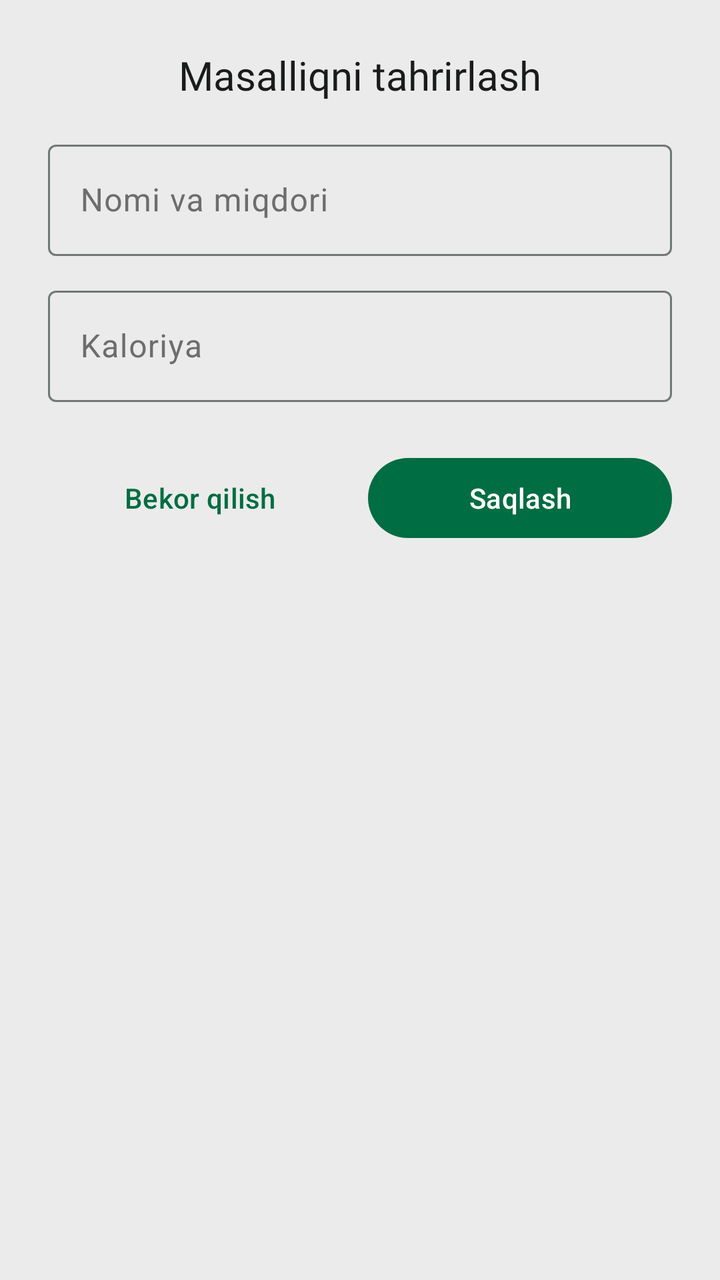
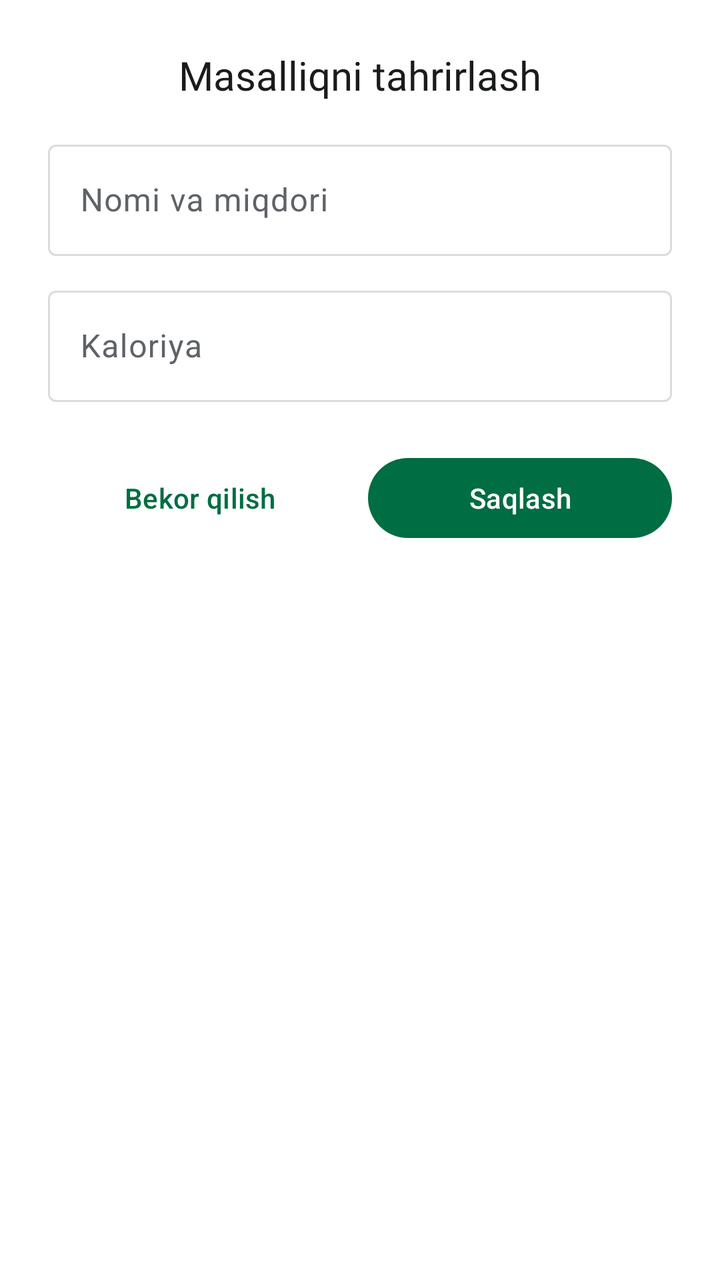

Screens rendered from an Android XML layout before and after an edit, with the pre-edit source and the edit as a unified diff.
<!-- AndroidManifest.xml: application theme Theme.Ozamiz -->
<!-- res/layout/dialog_edit_ingredient.xml -->
<?xml version="1.0" encoding="utf-8"?>
<LinearLayout xmlns:android="http://schemas.android.com/apk/res/android"
    xmlns:app="http://schemas.android.com/apk/res-auto"
    android:layout_width="match_parent"
    android:layout_height="wrap_content"
    android:orientation="vertical"
    android:padding="24dp"
    android:background="?colorSurfaceContainer">

    <TextView
        style="@style/Title2_20"
        android:layout_width="wrap_content"
        android:layout_height="wrap_content"
        android:layout_gravity="center"
        android:layout_marginBottom="16dp"
        android:text="Masalliqni tahrirlash"
        android:textColor="?colorOnSurface" />

    <com.google.android.material.textfield.TextInputLayout
        android:id="@+id/inputLayout_ingredient_name"
        style="@style/Widget.Material3.TextInputLayout.OutlinedBox"
        android:layout_width="match_parent"
        android:layout_height="wrap_content"
        android:hint="Nomi va miqdori">

        <com.google.android.material.textfield.TextInputEditText
            android:id="@+id/editText_ingredient_name"
            android:layout_width="match_parent"
            android:layout_height="wrap_content"
            android:inputType="text" />
    </com.google.android.material.textfield.TextInputLayout>

    <com.google.android.material.textfield.TextInputLayout
        android:id="@+id/inputLayout_ingredient_calories"
        style="@style/Widget.Material3.TextInputLayout.OutlinedBox"
        android:layout_width="match_parent"
        android:layout_height="wrap_content"
        android:layout_marginTop="12dp"
        android:hint="Kaloriya">

        <com.google.android.material.textfield.TextInputEditText
            android:id="@+id/editText_ingredient_calories"
            android:layout_width="match_parent"
            android:layout_height="wrap_content"
            android:inputType="number" />
    </com.google.android.material.textfield.TextInputLayout>

    <LinearLayout
        android:layout_width="match_parent"
        android:layout_height="wrap_content"
        android:layout_marginTop="24dp"
        android:orientation="horizontal">

        <com.google.android.material.button.MaterialButton
            android:id="@+id/button_cancel"
            style="@style/Widget.Material3.Button.TextButton"
            android:layout_width="0dp"
            android:layout_height="wrap_content"
            android:layout_weight="1"
            android:text="@string/cancel" />

        <com.google.android.material.button.MaterialButton
            android:id="@+id/button_save"
            android:layout_width="0dp"
            android:layout_height="wrap_content"
            android:layout_marginStart="8dp"
            android:layout_weight="1"
            android:text="@string/save" />
    </LinearLayout>

</LinearLayout>
<!-- resources referenced by this layout -->
<resources>
  <style name="Base.Ozamiz" parent="Theme.Material3.Light.NoActionBar">
          <item name="backgroundColor">@color/md_theme_light_surfaceContainer</item>
          <item name="android:windowBackground">@color/md_theme_light_surfaceContainer</item>
          <item name="android:statusBarColor">@color/md_theme_light_surfaceContainer</item>
          <item name="android:windowLightStatusBar">true</item>
  
          <item name="colorPrimary">@color/md_theme_light_primary</item>
          <item name="colorOnPrimary">@color/md_theme_light_onPrimary</item>
          <item name="colorPrimaryContainer">@color/md_theme_light_primaryContainer</item>
          <item name="colorOnPrimaryContainer">@color/md_theme_light_onPrimaryContainer</item>
  
          <item name="colorSecondary">@color/md_theme_light_secondary</item>
          <item name="colorOnSecondary">@color/md_theme_light_onSecondary</item>
          <item name="colorSecondaryContainer">@color/md_theme_light_secondaryContainer</item>
          <item name="colorOnSecondaryContainer">@color/md_theme_light_onSecondaryContainer</item>
  
          
          <item name="colorTertiary">@color/md_theme_light_tertiary</item>
          <item name="colorOnTertiary">@color/md_theme_light_onTertiary</item>
          <item name="colorTertiaryContainer">@color/md_theme_light_tertiaryContainer</item>
          <item name="colorOnTertiaryContainer">@color/md_theme_light_onTertiaryContainer</item>
  
          
          <item name="colorError">@color/md_theme_light_error</item>
          <item name="colorOnError">@color/md_theme_light_onError</item>
          <item name="colorErrorContainer">@color/md_theme_light_errorContainer</item>
          <item name="colorOnErrorContainer">@color/md_theme_light_onErrorContainer</item>
  
          <item name="colorSurface">@color/md_theme_light_surface</item>
          <item name="colorOnSurface">@color/md_theme_light_onSurface</item>
          <item name="colorSurfaceVariant">@color/md_theme_light_surfaceVariant</item>
          <item name="colorOnSurfaceVariant">#6D6D6D</item>
          <item name="colorOutline">@color/md_theme_light_outline</item>
          <item name="colorOutlineVariant">#C2C8C2</item>
  
          
          <item name="colorSurfaceContainerLowest">@color/md_theme_light_surfaceContainerLowest</item>
          <item name="colorSurfaceContainerLow">@color/md_theme_light_surfaceContainerLow</item>
          <item name="colorSurfaceContainer">@color/md_theme_light_surfaceContainer</item>
          <item name="colorSurfaceContainerHigh">@color/md_theme_light_surfaceContainerHigh</item>
          <item name="colorSurfaceContainerHighest">@color/md_theme_light_surfaceContainerHighest</item>
  
          
          <item name="colorSurfaceInverse">#2E312F</item>
          <item name="colorOnSurfaceInverse">#F0F5F1</item>
  
          
          <item name="contentScrim">#000000</item>
          <item name="android:shadowColor">#006D42</item>
  
          
          <item name="customGreen">#006D42</item>
          <item name="customYellow">#FFB116</item>
      </style>
  <color name="md_theme_light_surfaceContainer">#EBEBEB</color>
  <color name="md_theme_light_primaryContainer">#96F7B8</color>
  <color name="md_theme_light_secondaryContainer">#D2E8D4</color>
  <color name="md_theme_light_onSecondaryContainer">#0D1F13</color>
  <color name="md_theme_light_tertiary">#3A646F</color>
  <color name="md_theme_light_onTertiary">#FFFFFF</color>
  <color name="md_theme_light_tertiaryContainer">#BEEAF7</color>
  <color name="md_theme_light_onTertiaryContainer">#001F25</color>
  <color name="md_theme_light_errorContainer">#FFDAD6</color>
  <color name="md_theme_light_onErrorContainer">#410002</color>
  <color name="md_theme_light_surface">#FBFDF9</color>
  <color name="md_theme_light_surfaceVariant">#DBE5DD</color>
  <color name="md_theme_light_outline">#707973</color>
  <color name="md_theme_light_surfaceContainerLow">#F8F8F8</color>
  <color name="md_theme_light_surfaceContainerHigh">#F1F1F1</color>
  <color name="md_theme_light_surfaceContainerHighest">#E6E6E6</color>
  <!-- unchanged entries left out for length: 13 -->
</resources>

<!-- the commit's change to res/layout/dialog_edit_ingredient.xml (unified diff, before → after) -->
@@ -5,7 +5,7 @@
     android:layout_height="wrap_content"
     android:orientation="vertical"
     android:padding="24dp"
-    android:background="?colorSurfaceContainer">
+    android:background="?colorSurfaceContainerLowest">
 
     <TextView
         style="@style/Title2_20"
<!-- resource entries referenced after the edit -->
@@ -1,75 +1,44 @@
 <!-- resources referenced by this layout -->
 <resources>
   <style name="Base.Ozamiz" parent="Theme.Material3.Light.NoActionBar">
-          <item name="backgroundColor">@color/md_theme_light_surfaceContainer</item>
-          <item name="android:windowBackground">@color/md_theme_light_surfaceContainer</item>
-          <item name="android:statusBarColor">@color/md_theme_light_surfaceContainer</item>
+          
+          <item name="backgroundColor">?attr/colorSurface</item>
+          <item name="android:windowBackground">?attr/colorSurface</item>
+  
+          
+          <item name="android:statusBarColor">@android:color/transparent</item>
+          <item name="android:navigationBarColor">@android:color/transparent</item>
           <item name="android:windowLightStatusBar">true</item>
+          <item name="android:windowLightNavigationBar">true</item>
   
           <item name="colorPrimary">@color/md_theme_light_primary</item>
           <item name="colorOnPrimary">@color/md_theme_light_onPrimary</item>
           <item name="colorPrimaryContainer">@color/md_theme_light_primaryContainer</item>
           <item name="colorOnPrimaryContainer">@color/md_theme_light_onPrimaryContainer</item>
-  
           <item name="colorSecondary">@color/md_theme_light_secondary</item>
           <item name="colorOnSecondary">@color/md_theme_light_onSecondary</item>
-          <item name="colorSecondaryContainer">@color/md_theme_light_secondaryContainer</item>
-          <item name="colorOnSecondaryContainer">@color/md_theme_light_onSecondaryContainer</item>
-  
-          
-          <item name="colorTertiary">@color/md_theme_light_tertiary</item>
-          <item name="colorOnTertiary">@color/md_theme_light_onTertiary</item>
-          <item name="colorTertiaryContainer">@color/md_theme_light_tertiaryContainer</item>
-          <item name="colorOnTertiaryContainer">@color/md_theme_light_onTertiaryContainer</item>
-  
-          
           <item name="colorError">@color/md_theme_light_error</item>
           <item name="colorOnError">@color/md_theme_light_onError</item>
-          <item name="colorErrorContainer">@color/md_theme_light_errorContainer</item>
-          <item name="colorOnErrorContainer">@color/md_theme_light_onErrorContainer</item>
   
           <item name="colorSurface">@color/md_theme_light_surface</item>
           <item name="colorOnSurface">@color/md_theme_light_onSurface</item>
           <item name="colorSurfaceVariant">@color/md_theme_light_surfaceVariant</item>
-          <item name="colorOnSurfaceVariant">#6D6D6D</item>
+          <item name="colorOnSurfaceVariant">@color/md_theme_light_onSurfaceVariant</item>
           <item name="colorOutline">@color/md_theme_light_outline</item>
-          <item name="colorOutlineVariant">#C2C8C2</item>
   
-          
           <item name="colorSurfaceContainerLowest">@color/md_theme_light_surfaceContainerLowest</item>
           <item name="colorSurfaceContainerLow">@color/md_theme_light_surfaceContainerLow</item>
           <item name="colorSurfaceContainer">@color/md_theme_light_surfaceContainer</item>
           <item name="colorSurfaceContainerHigh">@color/md_theme_light_surfaceContainerHigh</item>
-          <item name="colorSurfaceContainerHighest">@color/md_theme_light_surfaceContainerHighest</item>
-  
-          
-          <item name="colorSurfaceInverse">#2E312F</item>
-          <item name="colorOnSurfaceInverse">#F0F5F1</item>
-  
-          
-          <item name="contentScrim">#000000</item>
-          <item name="android:shadowColor">#006D42</item>
-  
-          
-          <item name="customGreen">#006D42</item>
-          <item name="customYellow">#FFB116</item>
       </style>
-  <color name="md_theme_light_surfaceContainer">#EBEBEB</color>
-  <color name="md_theme_light_primaryContainer">#96F7B8</color>
-  <color name="md_theme_light_secondaryContainer">#D2E8D4</color>
-  <color name="md_theme_light_onSecondaryContainer">#0D1F13</color>
-  <color name="md_theme_light_tertiary">#3A646F</color>
-  <color name="md_theme_light_onTertiary">#FFFFFF</color>
-  <color name="md_theme_light_tertiaryContainer">#BEEAF7</color>
-  <color name="md_theme_light_onTertiaryContainer">#001F25</color>
-  <color name="md_theme_light_errorContainer">#FFDAD6</color>
-  <color name="md_theme_light_onErrorContainer">#410002</color>
-  <color name="md_theme_light_surface">#FBFDF9</color>
-  <color name="md_theme_light_surfaceVariant">#DBE5DD</color>
-  <color name="md_theme_light_outline">#707973</color>
-  <color name="md_theme_light_surfaceContainerLow">#F8F8F8</color>
-  <color name="md_theme_light_surfaceContainerHigh">#F1F1F1</color>
-  <color name="md_theme_light_surfaceContainerHighest">#E6E6E6</color>
+  <color name="md_theme_light_surfaceContainer">#F1F3F4</color>
+  <color name="md_theme_light_primaryContainer">#E8F5E9</color>
+  <color name="md_theme_light_surface">#FFFFFF</color>
+  <color name="md_theme_light_surfaceVariant">#F1F3F4</color>
+  <color name="md_theme_light_onSurfaceVariant">#5F6368</color>
+  <color name="md_theme_light_outline">#DADCE0</color>
+  <color name="md_theme_light_surfaceContainerLow">#F8F9FA</color>
+  <color name="md_theme_light_surfaceContainerHigh">#E8EAED</color>
   <!-- unchanged entries left out for length: 13 -->
 </resources>
 
